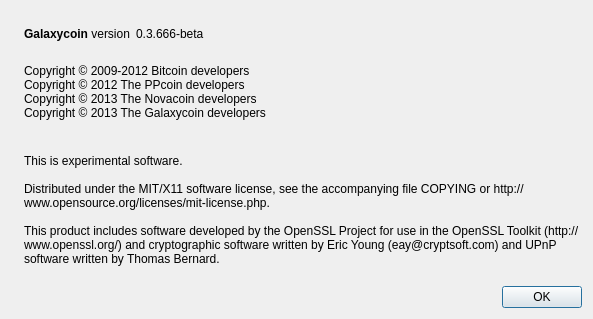
First picture: the form in src/qt/forms/aboutdialog.ui, repository CPT-Jack-A-Castle/galaxycoin, before the edit.
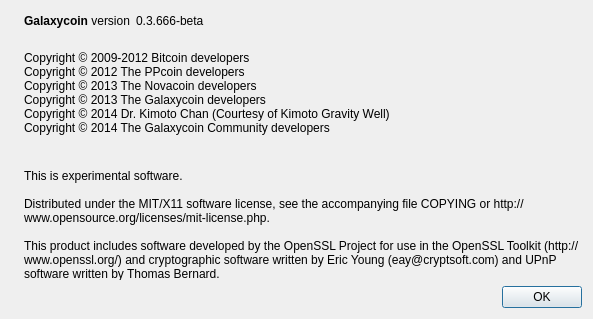
Second picture: the form after the edit. Icons and pictures are not drawn.

Commit message:
Added Kimoto Gravity Well , Checkpoints and Version Updates
Added Kimoto Gravity Well , Checkpoints and Version Updates , 0.5%
Stakes

Diff of the .ui file:
```diff
--- a/src/qt/forms/aboutdialog.ui
+++ b/src/qt/forms/aboutdialog.ui
@@ -96,6 +96,8 @@
 Copyright © 2012 The PPcoin developers
 Copyright © 2013 The Novacoin developers
 Copyright © 2013 The Galaxycoin developers
+Copyright © 2014 Dr. Kimoto Chan (Courtesy of Kimoto Gravity Well)
+Copyright © 2014 The Galaxycoin Community developers
 	</string>
        </property>
        <property name="textInteractionFlags">
```
The commit also changes 7 other files.
